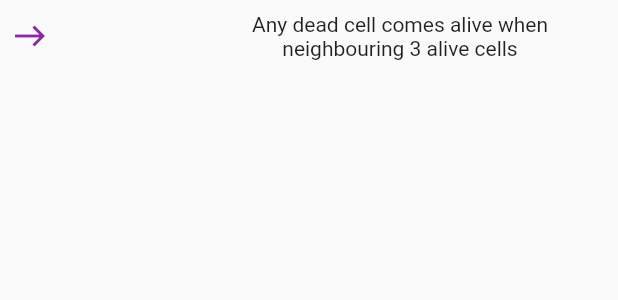
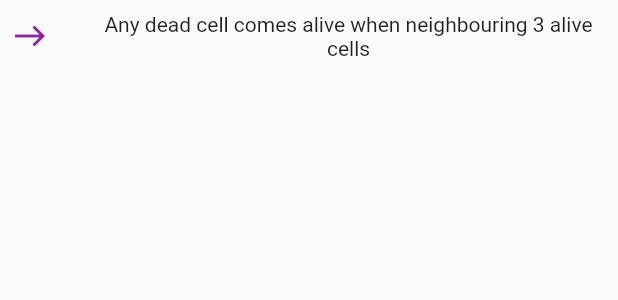
Before and after one commit to GregSym/conway_game_of_life, a Flutter app: the RuleText widget shown alone on an empty page, opened directly, on a phone screen of 412 x 824 dp. Shown: the top 300 px of the screen. Run offline on Flutter 3.47's test engine with Material 2 defaults, Android fonts, the phone set to English and light mode, and no system bars; missing offline and left inert: color_parser.

Commit message:
adjusted game rule widget spacing

```diff
--- a/lib/src/screens/about_this_app.dart
+++ b/lib/src/screens/about_this_app.dart
@@ -75,7 +75,7 @@ class RuleText extends StatelessWidget {
             color: Colors.purple[600],
           ),
           Container(
-            width: screenSize.width / 1.5,
+            width: screenSize.width / 1.2,
             child: Text(
               ruleText,
               textAlign: TextAlign.center,
```
